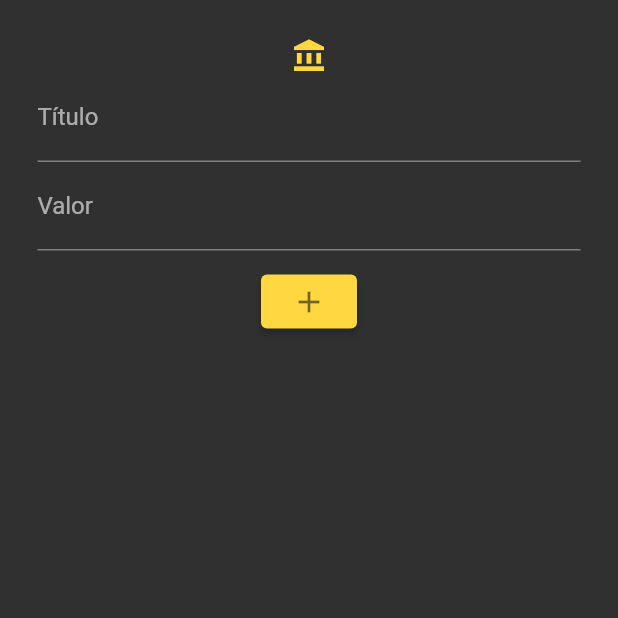
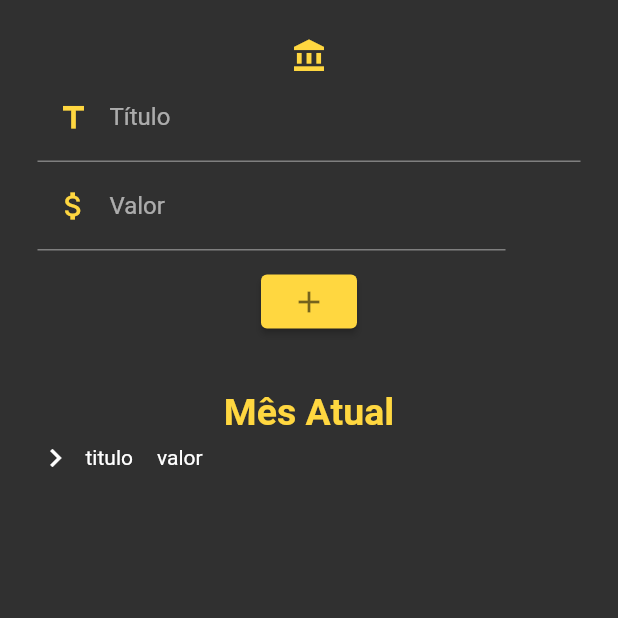
Before and after one commit to rafaelcastrobr/gastos_gerais_flutter, a Flutter app: the screen it shows after launch, on a phone screen of 412 x 824 dp, the top half of it. Run offline on Flutter 3.47's test engine with Material 2 defaults, Android fonts, the phone set to English and light mode, and no system bars.

Commit message:
visual e input

```diff
--- /dev/null
+++ b/lib/components/MesAtual/MesAtual.dart
@@ -0,0 +1,40 @@
+import 'package:flutter/material.dart';
+
+class MesAtual extends StatefulWidget {
+  const MesAtual({super.key});
+
+  @override
+  State<MesAtual> createState() => _MesAtualState();
+}
+
+class _MesAtualState extends State<MesAtual> {
+  @override
+  Widget build(BuildContext context) {
+    return Padding(
+        padding: const EdgeInsets.fromLTRB(0, 35, 0, 0),
+        child: Column(
+          children: [
+            const Text(
+              'Mês Atual',
+              style: TextStyle(
+                  color: Colors.amberAccent,
+                  fontWeight: FontWeight.bold,
+                  fontSize: 25),
+            ),
+            Row(
+              children: const [
+                Icon(Icons.chevron_right),
+                Padding(
+                  padding: EdgeInsets.all(8.0),
+                  child: Text('titulo'),
+                ),
+                Padding(
+                  padding: EdgeInsets.all(8.0),
+                  child: Text('valor'),
+                ),
+              ],
+            ),
+          ],
+        ));
+  }
+}
--- a/lib/main.dart
+++ b/lib/main.dart
@@ -14,7 +14,7 @@ class MyApp extends StatelessWidget {
     return MaterialApp(
       title: 'Flutter Projeto Evo',
       theme: ThemeData.dark(),
-      home: Home(),
+      home: const Home(),
     );
   }
 }
--- a/lib/screens/Home.dart
+++ b/lib/screens/Home.dart
@@ -1,6 +1,6 @@
 import 'package:flutter/material.dart';
-import 'package:flutter/src/widgets/container.dart';
-import 'package:flutter/src/widgets/framework.dart';
+import 'package:gastos_gerais_flutter/components/MesAtual/MesAtual.dart';
+import 'package:gastos_gerais_flutter/types/InputType.dart';
 
 class Home extends StatefulWidget {
   const Home({super.key});
@@ -10,12 +10,17 @@ class Home extends StatefulWidget {
 }
 
 class _HomeState extends State<Home> {
+  final TextEditingController controllerTitulo = TextEditingController();
+  final TextEditingController controllerValor = TextEditingController();
+
+  controleText() {}
+
   @override
   Widget build(BuildContext context) {
     return Scaffold(
       body: Center(
         child: Padding(
-        padding: EdgeInsets.all(25),
+          padding: const EdgeInsets.all(25),
           child: Column(
             mainAxisAlignment: MainAxisAlignment.start,
             children: [
@@ -23,30 +28,54 @@ class _HomeState extends State<Home> {
                 Icons.account_balance,
                 color: Colors.amberAccent,
               ),
-            TextFormField(
-              decoration: InputDecoration(
+              TextField(
+                controller: controllerTitulo,
+                decoration: const InputDecoration(
+                  prefixIcon: Icon(
+                    Icons.title_outlined,
+                    color: Colors.amberAccent,
+                  ),
                   label: Text('Título'),
                 ),
               ),
-            TextFormField(
-              decoration: InputDecoration(
+              Padding(
+                padding: const EdgeInsets.fromLTRB(0, 0, 50, 0),
+                child: TextField(
+                  controller: controllerValor,
+                  decoration: const InputDecoration(
+                    prefixIcon: Icon(
+                      Icons.attach_money_sharp,
+                      color: Colors.amberAccent,
+                    ),
                     label: Text('Valor'),
                   ),
                 ),
+              ),
               Padding(
-              padding: EdgeInsets.fromLTRB(0, 10, 0, 0),
+                padding: const EdgeInsets.fromLTRB(0, 10, 0, 0),
                 child: ElevatedButton(
                   style: ElevatedButton.styleFrom(
                       backgroundColor: Colors.amberAccent,
                       foregroundColor: Colors.black54),
-                  onPressed: () {},
-                  child: Icon(
+                  onPressed: () {
+                    final String nome = controllerTitulo.text;
+                    final String valor = controllerValor.text;
+
+                    final InputType produtoNovo = InputType(nome, valor);
+                    print(produtoNovo);
+                  },
+                  child: const Icon(
                     Icons.add,
-                  )),
-            )
+                  ),
+                ),
+              ),
+              const MesAtual(),
+              Text(controllerTitulo.text),
+              Text(controllerValor.text),
             ],
           ),
-      )),
+        ),
+      ),
     );
   }
 }
--- /dev/null
+++ b/lib/types/InputType.dart
@@ -0,0 +1,14 @@
+class InputType {
+  final String titulo;
+  final String valor;
+
+  InputType(
+    this.titulo,
+    this.valor,
+  );
+
+  @override
+  String toString() {
+    return 'Entrada{titulo: $titulo, valor: $valor}';
+  }
+}
```
Lines whose indentation alone changed are shown as unchanged.
